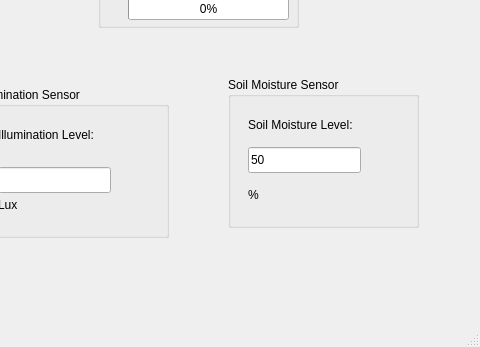
This is mainwindow.ui in MaksPyvo/project3_section2_.Group7 as Qt 5 draws it before an edit; both pictures show x 922 to 1402 and y 253 to 600 of the 1402 by 600 pixel window. The edited form follows.
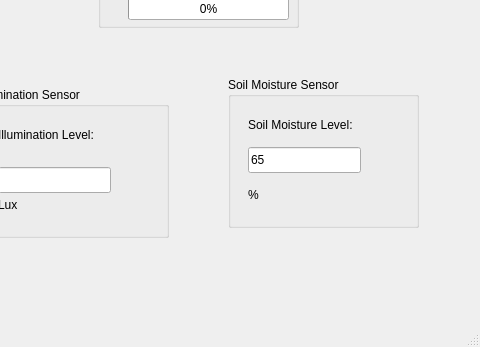
This is the edited form.

What changed in the file:
```diff
--- a/mainwindow.ui
+++ b/mainwindow.ui
@@ -1197,7 +1197,7 @@
       </rect>
      </property>
      <property name="text">
-      <string>50</string>
+      <string>65</string>
      </property>
      <property name="readOnly">
       <bool>true</bool>
```
